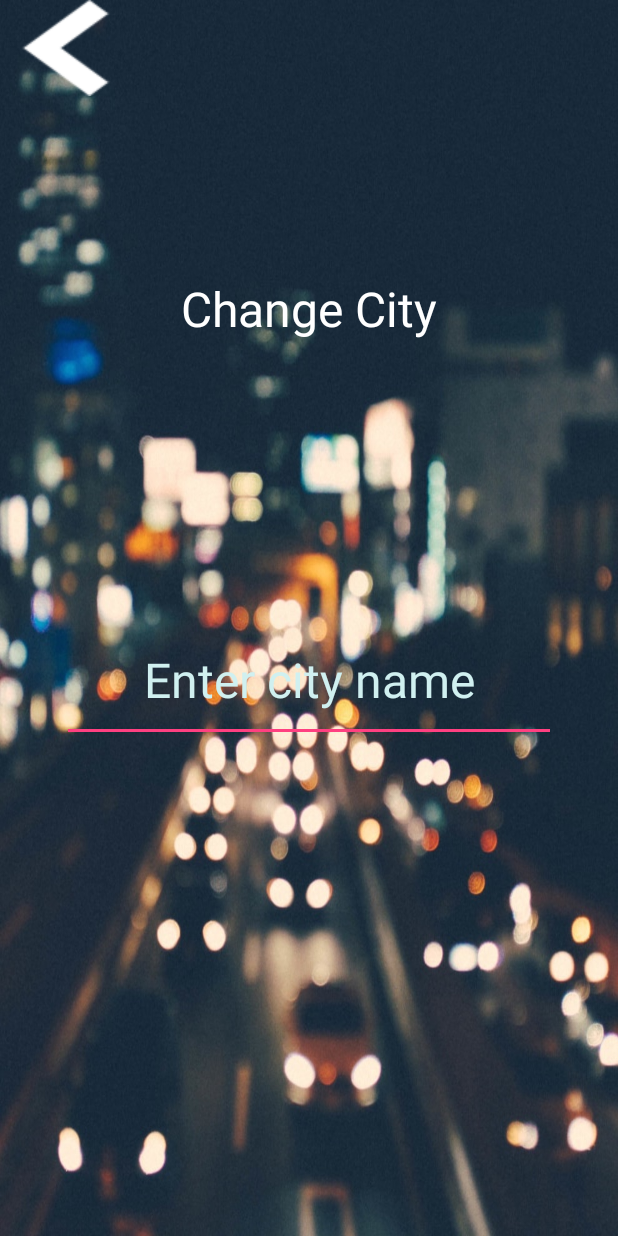
After one commit to KOHTheCodeMaster/TheWeatherApp, an Android app: the ChangeLocationActivity screen opened directly, with no data from a screen before it, on a phone screen of 412 x 824 dp. The commit adds this screen. Run offline under Robolectric (Android 15) with nearby library versions, the phone set to English and light mode, and no system bars.

Commit message:
2nd Commit - [ChangeLocationActivity Added]
/*
 *  Date Created  : 29th July 2K19, 02:18 PM..!!
 *  Last Modified : 6th October 2K19, 05:07 PM..!!
 *
 *  Change Log:
 *
 *  2nd Commit - [ChangeLocationActivity Added]
 *  1. Designed the ChangeLocationActivity XML Layout using Constraint Layout.
 *
 *  Init Commit - [XML Layout - MainActivity]
 *  1. Designed the MainActivity XML Layout from scratch using Constraint Layout.
 *
 *  Code Developed By,
 *  ~K.O.H..!! ^__^
 */

Signed-off-by: Harshit Gupta <kohthecodemaster@gmail.com>

```diff
--- a/app/src/main/AndroidManifest.xml
+++ b/app/src/main/AndroidManifest.xml
@@ -13,7 +13,12 @@
         android:roundIcon="@mipmap/ic_launcher_round"
         android:supportsRtl="true"
         android:theme="@style/AppTheme">
-        <activity android:name=".MainActivity">
+
+        <activity android:name=".ChangeLocationActivity" />
+
+        <activity
+            android:name=".MainActivity"
+            android:screenOrientation="portrait">
             <intent-filter>
                 <action android:name="android.intent.action.MAIN" />
                 <action android:name="android.intent.action.VIEW" />
--- /dev/null
+++ b/app/src/main/java/dev/koh/theweatherapp/ChangeLocationActivity.java
@@ -0,0 +1,20 @@
+package dev.koh.theweatherapp;
+
+import android.os.Bundle;
+import android.support.v7.app.AppCompatActivity;
+import android.view.View;
+
+public class ChangeLocationActivity extends AppCompatActivity {
+
+    //  Time Stamp : 6th October, 2K
+    @Override
+    protected void onCreate(Bundle savedInstanceState) {
+        super.onCreate(savedInstanceState);
+        setContentView(R.layout.activity_change_location);
+    }
+
+    public void onGoBackBtnClickCLA(View view) {
+
+
+    }
+}
--- a/app/src/main/java/dev/koh/theweatherapp/MainActivity.java
+++ b/app/src/main/java/dev/koh/theweatherapp/MainActivity.java
@@ -38,9 +38,17 @@ public class MainActivity extends AppCompatActivity {
         temperatureTextView = findViewById(R.id.idTemperatureTextViewMA);
         weatherImageView = findViewById(R.id.idWeatherImageViewMA);
 
+        reset();
+
+    }
+
+    private void reset() {
+
+
     }
 
     public void onChangeLocationBtnClick(View view) {
+
 
 
     }
@@ -49,9 +57,14 @@ public class MainActivity extends AppCompatActivity {
 
 /*
  *  Date Created  : 29th July 2K19, 02:18 PM..!!
+ *  Last Modified : 6th October 2K19, 05:07 PM..!!
+ *
+ *  Change Log:
+ *
+ *  2nd Commit - [ChangeLocationActivity Added]
+ *  1. Designed the ChangeLocationActivity XML Layout using Constraint Layout.
  *
  *  Init Commit - [XML Layout - MainActivity]
- *
  *  1. Designed the MainActivity XML Layout from scratch using Constraint Layout.
  *
  *  Code Developed By,
--- /dev/null
+++ b/app/src/main/res/layout/activity_change_location.xml
@@ -0,0 +1,65 @@
+<?xml version="1.0" encoding="utf-8"?>
+<android.support.constraint.ConstraintLayout xmlns:android="http://schemas.android.com/apk/res/android"
+    xmlns:app="http://schemas.android.com/apk/res-auto"
+    xmlns:tools="http://schemas.android.com/tools"
+    android:layout_width="match_parent"
+    android:layout_height="match_parent"
+    android:background="@drawable/city_background"
+    tools:context=".ChangeLocationActivity">
+
+    <Button
+        android:layout_width="wrap_content"
+        android:layout_height="wrap_content"
+
+        android:background="@drawable/left"
+        android:onClick="onGoBackBtnClickCLA"
+
+        app:layout_constraintStart_toStartOf="parent"
+        app:layout_constraintTop_toTopOf="parent" />
+
+    <android.support.constraint.Guideline
+        android:id="@+id/guideLineAboveChangeLocationTextViewCLA"
+        android:layout_width="0dp"
+        android:layout_height="0dp"
+        android:orientation="horizontal"
+        app:layout_constraintGuide_percent="0.2" />
+
+    <TextView
+        android:id="@+id/idChangeCityTextViewCLA"
+        style="@style/TextViewStyle"
+        android:layout_width="0dp"
+        android:layout_height="0dp"
+
+        android:text="@string/change_city"
+        app:layout_constraintEnd_toEndOf="parent"
+
+        app:layout_constraintHeight_percent="0.1"
+        app:layout_constraintStart_toStartOf="parent"
+        app:layout_constraintTop_toTopOf="@id/guideLineAboveChangeLocationTextViewCLA"
+        app:layout_constraintWidth_percent="0.5" />
+
+    <android.support.constraint.Guideline
+        android:id="@+id/guideLineAboveChangeLocationEditTextCLA"
+        android:layout_width="0dp"
+        android:layout_height="0dp"
+        android:orientation="horizontal"
+        app:layout_constraintGuide_percent="0.5" />
+
+    <EditText
+        android:id="@+id/idChangeCityEditTextCLA"
+        style="@style/EditTextStyle"
+        android:layout_width="0dp"
+        android:layout_height="0dp"
+
+        android:hint="@string/enter_city_name"
+        android:inputType="text"
+        app:layout_constraintEnd_toEndOf="parent"
+
+        app:layout_constraintHeight_percent="0.1"
+        app:layout_constraintStart_toStartOf="parent"
+        app:layout_constraintTop_toBottomOf="@id/guideLineAboveChangeLocationEditTextCLA"
+        app:layout_constraintWidth_percent="0.8"
+        tools:ignore="Autofill" />
+
+
+</android.support.constraint.ConstraintLayout>
--- a/app/src/main/res/values/colors.xml
+++ b/app/src/main/res/values/colors.xml
@@ -3,6 +3,7 @@
     <color name="colorPrimary">#3F51B5</color>
     <color name="colorPrimaryDark">#303F9F</color>
     <color name="colorAccent">#FF4081</color>
-    <color name="white">#FFFFFF</color>
-    <color name="black">#000000</color>
+    <color name="OysterBae">#D0F0F0</color>
+    <color name="white">#FFF</color>
+    <color name="black">#000</color>
 </resources>
--- a/app/src/main/res/values/strings.xml
+++ b/app/src/main/res/values/strings.xml
@@ -5,7 +5,7 @@
     <string name="change_city_description">Click Here to Change City</string>
     <string name="weather_description">This is the weather symbol</string>
     <string name="back_button_description">Dismiss Change City Screen</string>
-    <string name="get_weather">Change City</string>
-    <string name="default_query">Enter city name</string>
+    <string name="change_city">Change City</string>
+    <string name="enter_city_name">Enter city name</string>
 
 </resources>
--- a/app/src/main/res/values/styles.xml
+++ b/app/src/main/res/values/styles.xml
@@ -18,6 +18,16 @@
 
         <item name="android:textSize">32sp</item>
         <item name="android:textColor">@color/white</item>
+        <item name="android:textColorHint">@color/white</item>
+        <item name="android:gravity">center</item>
+
+    </style>
+
+    <style name="EditTextStyle">
+
+        <item name="android:textSize">32sp</item>
+        <item name="android:textColor">@color/white</item>
+        <item name="android:textColorHint">@color/OysterBae</item>
         <item name="android:gravity">center</item>
 
     </style>
```
